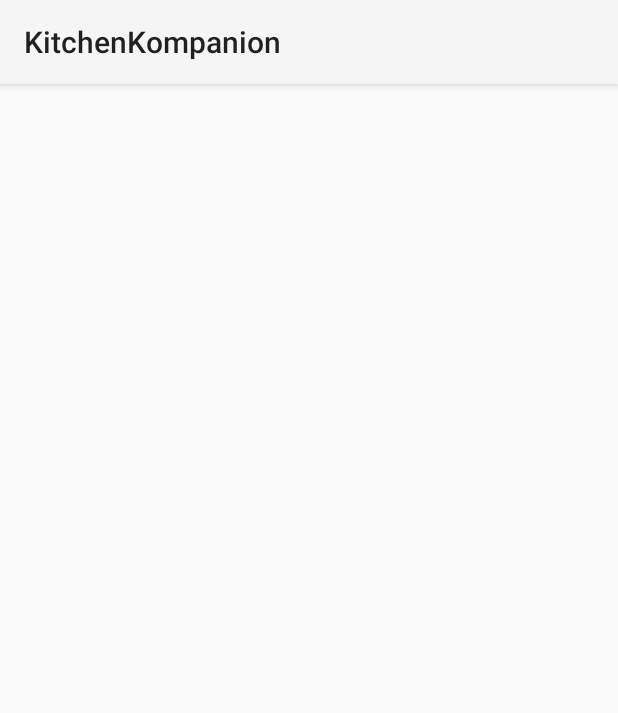
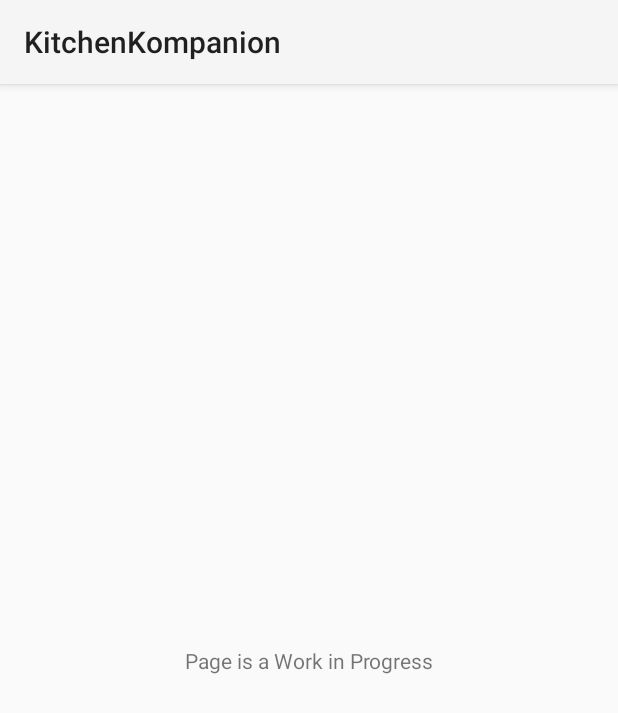
Before and after one commit to HwaA18/KitchenKompanion, an Android app: the CabActivity screen opened directly, with no data from a screen before it, on a phone screen of 412 x 824 dp. Shown: the top 713 px of the screen. Run offline under Robolectric (Android 15) with nearby library versions, the phone set to English and light mode, and no system bars.

Commit message:
added WIP pages

```diff
--- a/app/src/main/res/layout/activity_cab.xml
+++ b/app/src/main/res/layout/activity_cab.xml
@@ -6,4 +6,14 @@
     android:layout_height="match_parent"
     tools:context=".CabActivity">
 
+    <TextView
+        android:id="@+id/textView2"
+        android:layout_width="wrap_content"
+        android:layout_height="wrap_content"
+        android:text="Page is a Work in Progress"
+        app:layout_constraintBottom_toBottomOf="parent"
+        app:layout_constraintEnd_toEndOf="parent"
+        app:layout_constraintStart_toStartOf="parent"
+        app:layout_constraintTop_toTopOf="parent" />
+
 </androidx.constraintlayout.widget.ConstraintLayout>
--- a/app/src/main/res/layout/activity_main.xml
+++ b/app/src/main/res/layout/activity_main.xml
@@ -30,6 +30,7 @@
         android:layout_alignParentEnd="true"
         android:layout_marginTop="247dp"
         android:layout_marginEnd="55dp"
+        android:onClick="Cabinet"
         app:layout_constraintEnd_toEndOf="parent"
         app:layout_constraintTop_toTopOf="parent"
         app:srcCompat="@drawable/cab" />
@@ -57,6 +58,7 @@
         android:layout_alignParentEnd="true"
         android:layout_marginTop="420dp"
         android:layout_marginEnd="55dp"
+        android:onClick="Recipe"
         app:layout_constraintEnd_toEndOf="parent"
         app:layout_constraintTop_toBottomOf="@+id/imageView3"
         app:srcCompat="@drawable/recipe" />
```
Also changed, not shown: app/src/main/java/com/example/kitchenkompanion/MainActivity.java (+8 -0 lines), app/src/main/java/com/example/kitchenkompanion/Recipe.java (added, +58 -0 lines), app/src/main/res/layout/activity_recipe.xml (+9 -0 lines), 541 other files.
